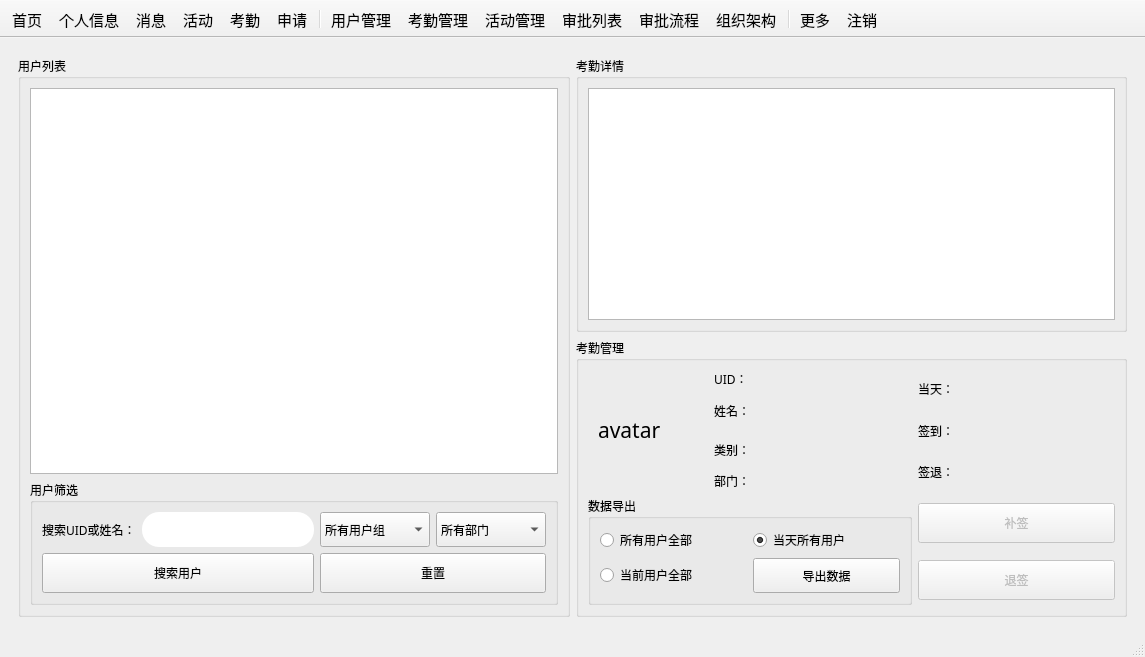
Above: mainwindow.ui from csthenry/weplanet-desktop before the change. Below: the same form after it.
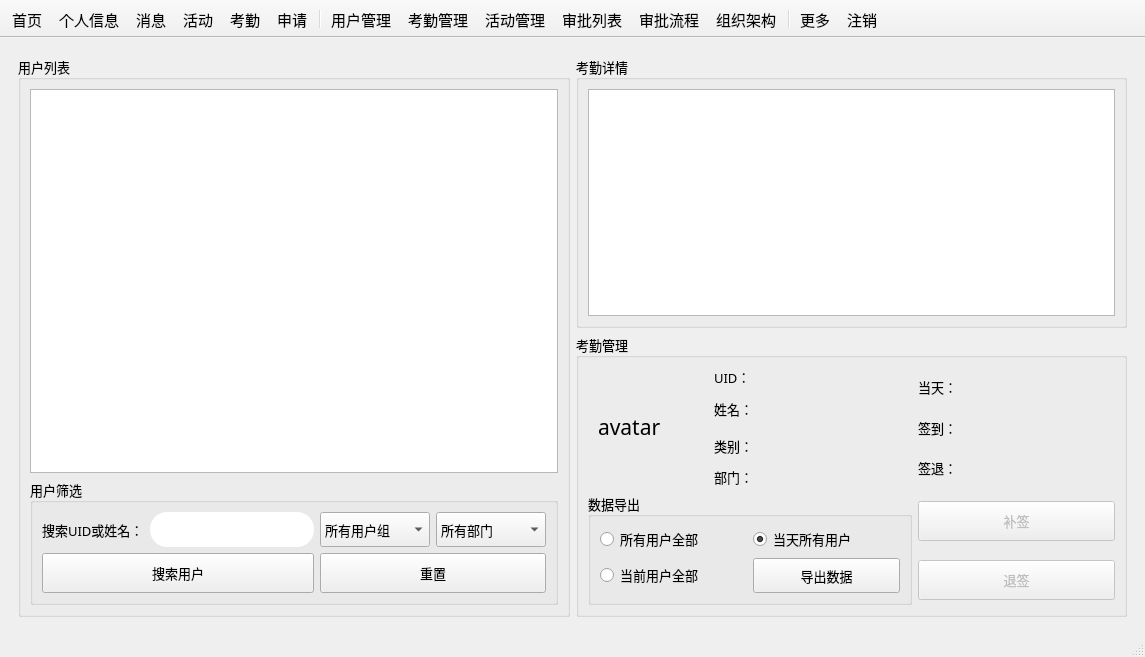
That is the form after the change. The open tabs and pages were chosen to show the change. Icons and pictures are not drawn. Custom widgets are drawn as their Qt base class.

Commit message: 优化界面；新增更新检测和公告模块；修复bug。

```diff
--- a/mainwindow.ui
+++ b/mainwindow.ui
@@ -2361,6 +2361,12 @@
        <layout class="QGridLayout" name="gridLayout_36">
         <item row="0" column="0" rowspan="2">
          <widget class="QGroupBox" name="groupBox_10">
+          <property name="font">
+           <font>
+            <family>微软雅黑</family>
+            <pointsize>10</pointsize>
+           </font>
+          </property>
           <property name="title">
            <string>用户列表</string>
           </property>
@@ -2370,6 +2376,12 @@
            </item>
            <item row="1" column="0">
             <widget class="QGroupBox" name="groupBox_30">
+             <property name="font">
+              <font>
+               <family>微软雅黑</family>
+               <pointsize>10</pointsize>
+              </font>
+             </property>
              <property name="title">
               <string>用户筛选</string>
              </property>
@@ -2478,6 +2490,12 @@
         </item>
         <item row="0" column="1">
          <widget class="QGroupBox" name="groupBox_11">
+          <property name="font">
+           <font>
+            <family>微软雅黑</family>
+            <pointsize>10</pointsize>
+           </font>
+          </property>
           <property name="title">
            <string>考勤详情</string>
           </property>
@@ -2490,12 +2508,24 @@
         </item>
         <item row="1" column="1">
          <widget class="QGroupBox" name="groupBox_12">
+          <property name="font">
+           <font>
+            <family>微软雅黑</family>
+            <pointsize>10</pointsize>
+           </font>
+          </property>
           <property name="title">
            <string>考勤管理</string>
           </property>
           <layout class="QGridLayout" name="gridLayout_35">
            <item row="4" column="3" rowspan="2">
             <widget class="QLabel" name="label_26">
+             <property name="minimumSize">
+              <size>
+               <width>40</width>
+               <height>0</height>
+              </size>
+             </property>
              <property name="maximumSize">
               <size>
                <width>35</width>
@@ -2579,6 +2609,12 @@
            </item>
            <item row="2" column="3" rowspan="2">
             <widget class="QLabel" name="label_25">
+             <property name="minimumSize">
+              <size>
+               <width>40</width>
+               <height>0</height>
+              </size>
+             </property>
              <property name="maximumSize">
               <size>
                <width>35</width>
@@ -2660,6 +2696,12 @@
            </item>
            <item row="0" column="3" rowspan="2">
             <widget class="QLabel" name="label_24">
+             <property name="minimumSize">
+              <size>
+               <width>40</width>
+               <height>0</height>
+              </size>
+             </property>
              <property name="maximumSize">
               <size>
                <width>35</width>
@@ -2673,6 +2715,12 @@
            </item>
            <item row="0" column="1">
             <widget class="QLabel" name="label_15">
+             <property name="minimumSize">
+              <size>
+               <width>40</width>
+               <height>0</height>
+              </size>
+             </property>
              <property name="maximumSize">
               <size>
                <width>35</width>
@@ -2686,6 +2734,12 @@
            </item>
            <item row="1" column="1" rowspan="2">
             <widget class="QLabel" name="label_22">
+             <property name="minimumSize">
+              <size>
+               <width>40</width>
+               <height>0</height>
+              </size>
+             </property>
              <property name="maximumSize">
               <size>
                <width>35</width>
@@ -2699,6 +2753,12 @@
            </item>
            <item row="6" column="0" rowspan="2" colspan="3">
             <widget class="QGroupBox" name="groupBox_31">
+             <property name="font">
+              <font>
+               <family>微软雅黑</family>
+               <pointsize>10</pointsize>
+              </font>
+             </property>
              <property name="title">
               <string>数据导出</string>
              </property>
@@ -2758,6 +2818,12 @@
            </item>
            <item row="3" column="1" rowspan="2">
             <widget class="QLabel" name="label_16">
+             <property name="minimumSize">
+              <size>
+               <width>40</width>
+               <height>0</height>
+              </size>
+             </property>
              <property name="maximumSize">
               <size>
                <width>35</width>
@@ -2771,6 +2837,12 @@
            </item>
            <item row="5" column="1">
             <widget class="QLabel" name="label_23">
+             <property name="minimumSize">
+              <size>
+               <width>40</width>
+               <height>0</height>
+              </size>
+             </property>
              <property name="maximumSize">
               <size>
                <width>35</width>
```
Left out of the diff: 144 changed lines with no effect on the pictures. The commit also changes 6 other files.
